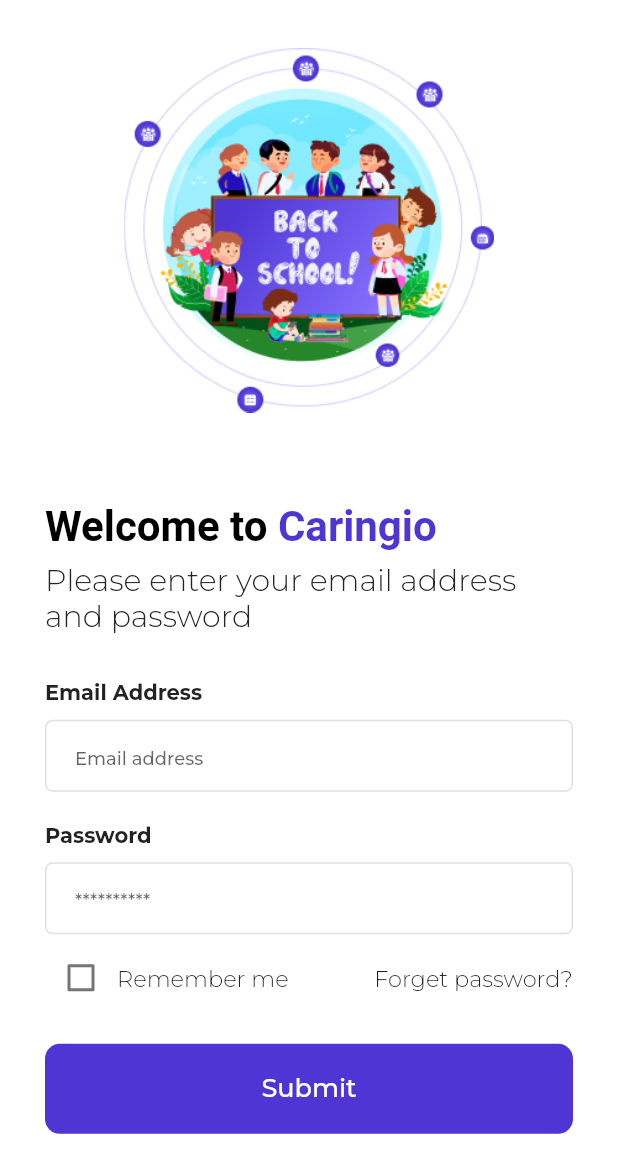
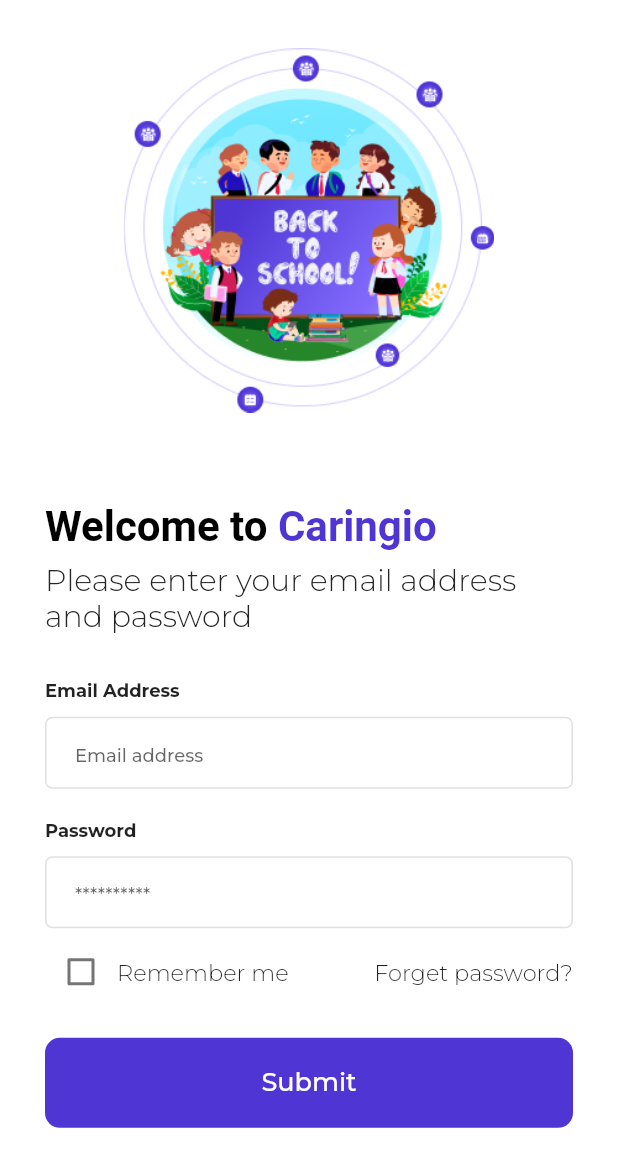
Before and after one commit to nayon-coders/teacher_management_indean_project, a Flutter app: the screen it shows after launch, on a phone screen of 412 x 824 dp. Shown: the top 1173 px of the screen. Run offline on Flutter 3.47's test engine with Material 2 defaults, Android fonts, the phone set to English and light mode, and no system bars; our stand-ins replace dropdown_button2, simple_circular_progress_bar, table_calendar; missing offline and left inert: circle_bottom_navigation_bar.

Commit message:
Input title style change

```diff
--- a/lib/view_controller/app_input.dart
+++ b/lib/view_controller/app_input.dart
@@ -34,7 +34,7 @@
       children: [
         Text("$title",
           style: TextStyle(
-            fontSize: titleFontSize,
+            fontSize: normalFontSize,
             fontWeight: FontWeight.w600,
           ),
         ),
```
